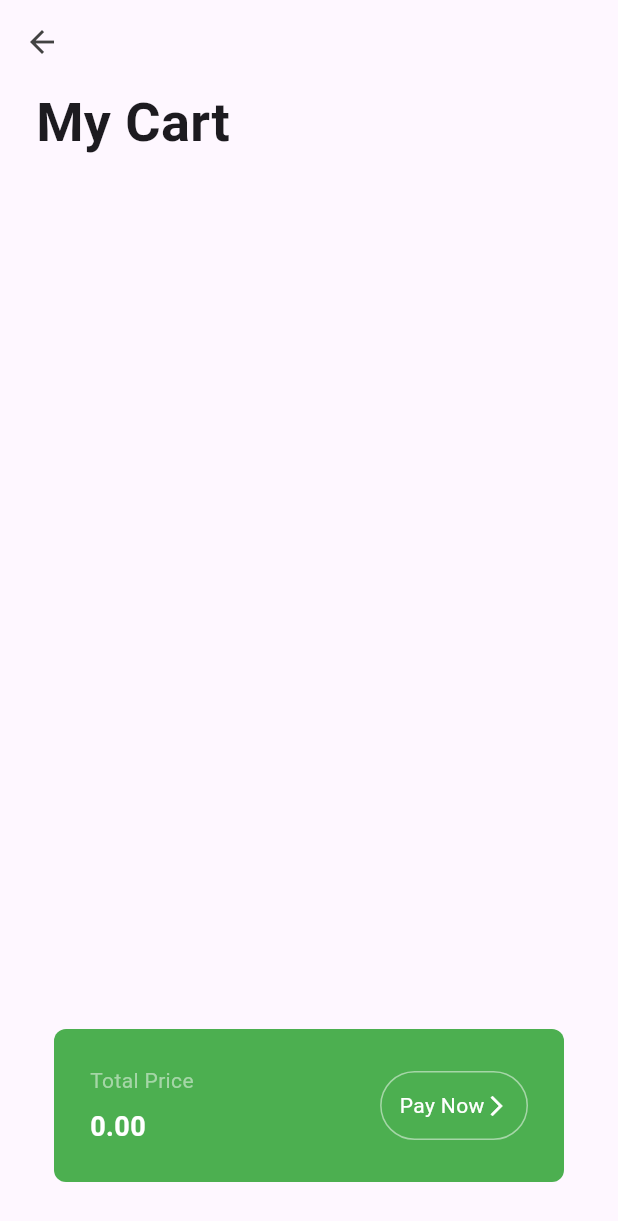
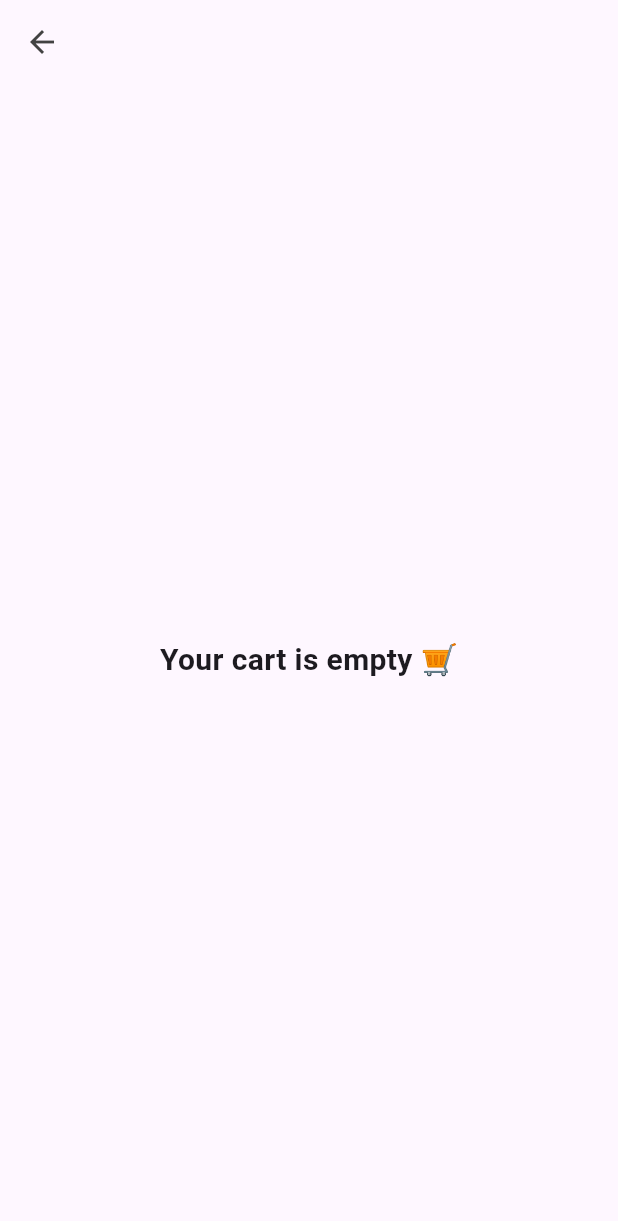
Before and after one commit to JAIII12/grocery_shopping, a Flutter app: the CartPage screen opened directly, on a phone screen of 412 x 824 dp. Shown: the top 1221 px of the screen. Run offline on Flutter 3.47's test engine with Material 3 defaults, Android fonts, the phone set to English and light mode, and no system bars.

Commit message:
final commit

```diff
--- a/lib/pages/cart_page.dart
+++ b/lib/pages/cart_page.dart
@@ -17,9 +17,18 @@ class CartPage extends StatelessWidget {
       ),
       body: Consumer<CartModel>(
         builder: (context, value, child) {
-          return Column(
-            crossAxisAlignment: CrossAxisAlignment.start,
-            children: [
+         if (value.cartItems.isEmpty) {
+  return Center(
+    child: Text(
+      "Your cart is empty 🛒",
+      style: TextStyle(fontSize: 20, fontWeight: FontWeight.bold),
+    ),
+  );
+}
+
+return Column(
+  crossAxisAlignment: CrossAxisAlignment.start,
+  children: [
               // Let's order fresh items for you
               Padding(
                 padding: EdgeInsets.symmetric(horizontal: 24.0),
```
Also changed, not shown: lib/model/cart_model.dart (line endings or trailing spaces).
